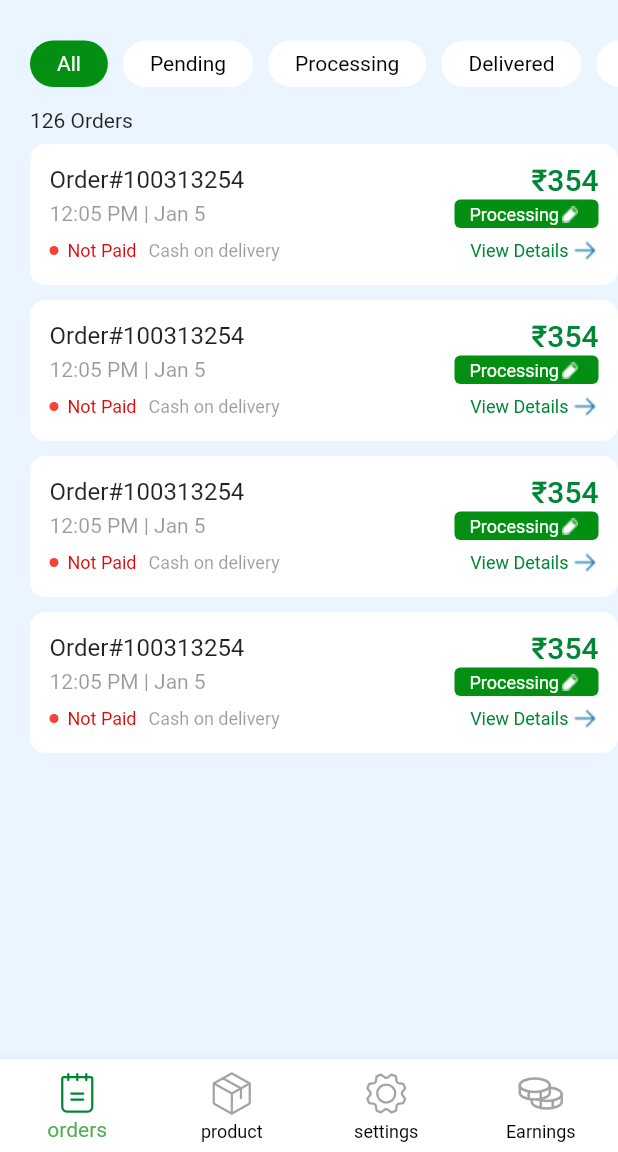
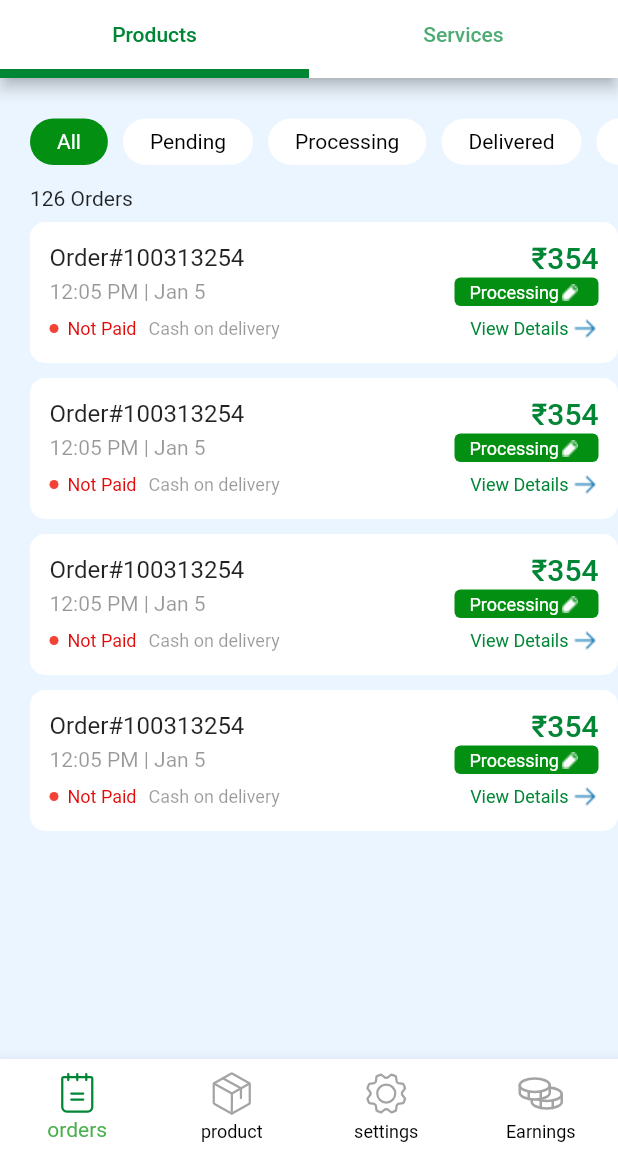
Before and after one commit to jithuhari/demo, a Flutter app: the BottomNavScreenProduct screen opened directly, on a phone screen of 412 x 824 dp, the part 84-1236 px from its top. Run offline on Flutter 3.47's test engine with Material 2 defaults, Android fonts, the light colour scheme and no system bars; our stand-ins replace cached_network_image, dotted_border, flutter_multi_formatter, flutter_svg, fluttertoast, get and 2 more.

Commit message:
Add Tabbar view in orders tab

```diff
--- a/lib/ui/homescreen/product_home_screen.dart
+++ b/lib/ui/homescreen/product_home_screen.dart
@@ -2,6 +2,10 @@ import 'package:flutter/material.dart';
 
 import 'package:flutter_svg/svg.dart';
 
+import '../../resources/drawables.dart';
+import '../../util/app_appbar.dart';
+import '../../util/app_decorations.dart';
+import '../../util/widget_utils.dart';
 import '../earnings/earning_list.dart';
 import '../login/settings_screen.dart';
 import '../orders/orders_list_screen.dart';
@@ -32,6 +36,30 @@ class _BottomNavScreenProductState extends State<BottomNavScreenProduct> {
 
     int index;
     return Scaffold(
+      appBar: CustomAppBar(
+            autoLeading: false,
+            leadingWidget: WidgetUtils.widgets(
+                child: Container(
+              margin: const EdgeInsets.all(12),
+              height: 40,
+              width: 40,
+              decoration: AppDecoration.decorationCircle(color: Colors.red),
+              clipBehavior: Clip.antiAlias,
+              alignment: Alignment.center,
+              child: Image.asset(
+                Drawables.avatar,
+                fit: BoxFit.contain,
+              ),
+            )),
+            actionWidget: WidgetUtils.widgets(
+                child: Padding(
+              padding: const EdgeInsets.all(18),
+              child: Image.asset(
+                Drawables.bellIcon,
+                height: 27,
+                width: 23.5,
+              ),
+            ))),
       body:screens[_selectedIndex],
       bottomNavigationBar: BottomNavigationBar(
 
--- a/lib/ui/orders/orders_list_screen.dart
+++ b/lib/ui/orders/orders_list_screen.dart
@@ -25,33 +25,29 @@ class OrdersListScreen extends StatelessWidget {
 
   @override
   Widget build(BuildContext context) {
-    return Scaffold(
+    return DefaultTabController(
+
+      length: 2,
+      child: Scaffold(
+
+        appBar: AppBar(
+          backgroundColor: Colors.white,
+          toolbarHeight: 0,
+          bottom: TabBar(
+            indicatorWeight: 6,
+            indicatorColor: AppColors.primaryColor,
+          labelColor: AppColors.primaryColor,
+          tabs: const [
+          Tab(text: 'Products',),
+          Tab(text: 'Services',),
+        ]),),
           backgroundColor: AppColors.bgGreenColor,
-        appBar: CustomAppBar(
-            autoLeading: false,
-            leadingWidget: WidgetUtils.widgets(
-                child: Container(
-              margin: const EdgeInsets.all(12),
-              height: 40,
-              width: 40,
-              decoration: AppDecoration.decorationCircle(color: Colors.red),
-              clipBehavior: Clip.antiAlias,
-              alignment: Alignment.center,
-              child: Image.asset(
-                Drawables.avatar,
-                fit: BoxFit.contain,
-              ),
-            )),
-            actionWidget: WidgetUtils.widgets(
-                child: Padding(
-              padding: const EdgeInsets.all(18),
-              child: Image.asset(
-                Drawables.bellIcon,
-                height: 27,
-                width: 23.5,
-              ),
-            ))),
-        body: ListView(
+
+          body: TabBarView(
+            children:
+              [
+                //products
+                ListView(
                 physics: const NeverScrollableScrollPhysics(),
                 shrinkWrap: true,
                 padding: const EdgeInsets.only(left: 20),
@@ -65,7 +61,27 @@ class OrdersListScreen extends StatelessWidget {
                   const SizedBox(height: 8),
                   verticalScroll()
                 ],
-        ));
+              ),
+
+              // Services
+              ListView(
+                physics: const NeverScrollableScrollPhysics(),
+                shrinkWrap: true,
+                padding: const EdgeInsets.only(left: 20),
+                children: [
+                  horizontalScroll(
+                      color: Colors.black,
+                      title: AppStrings.all,
+                      bgColor: Colors.white),
+                  TextPOP14W400(AppStrings.totalOrders,
+                      textAlign: TextAlign.left, color: AppColors.textDarkGrayColor),
+                  const SizedBox(height: 8),
+                  verticalScroll()
+                ],
+              ),
+            ],
+          )),
+    );
   }
 
   Widget horizontalScroll(
```
Also changed, not shown: pubspec.lock. Lines whose indentation alone changed are shown as unchanged.
